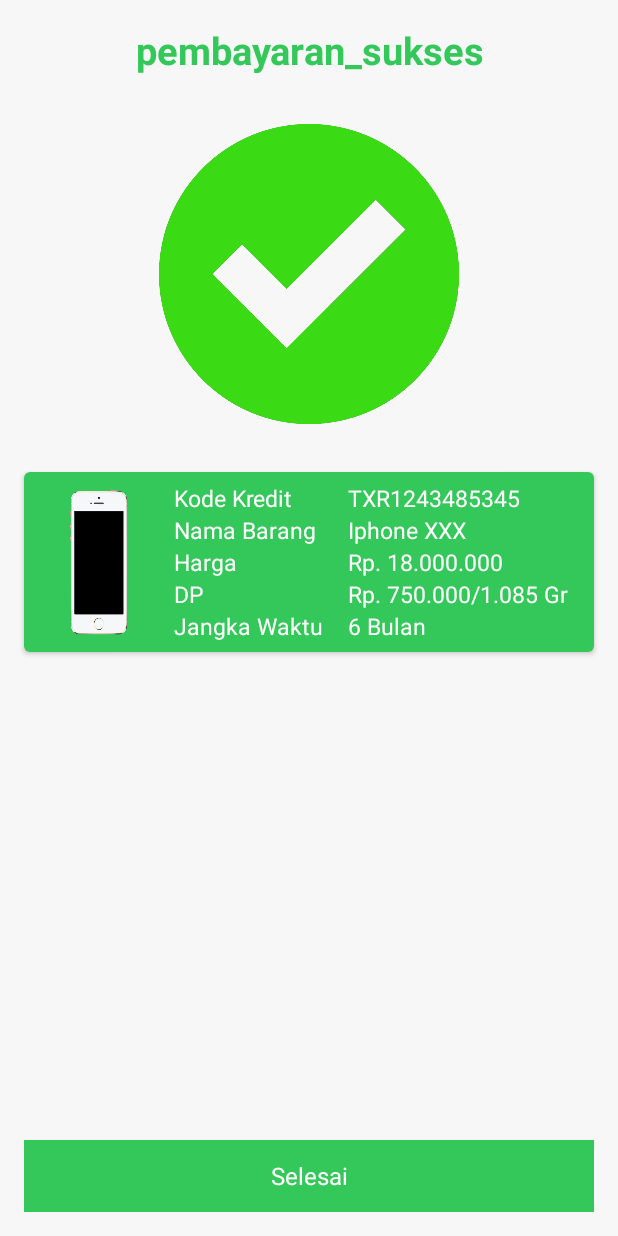
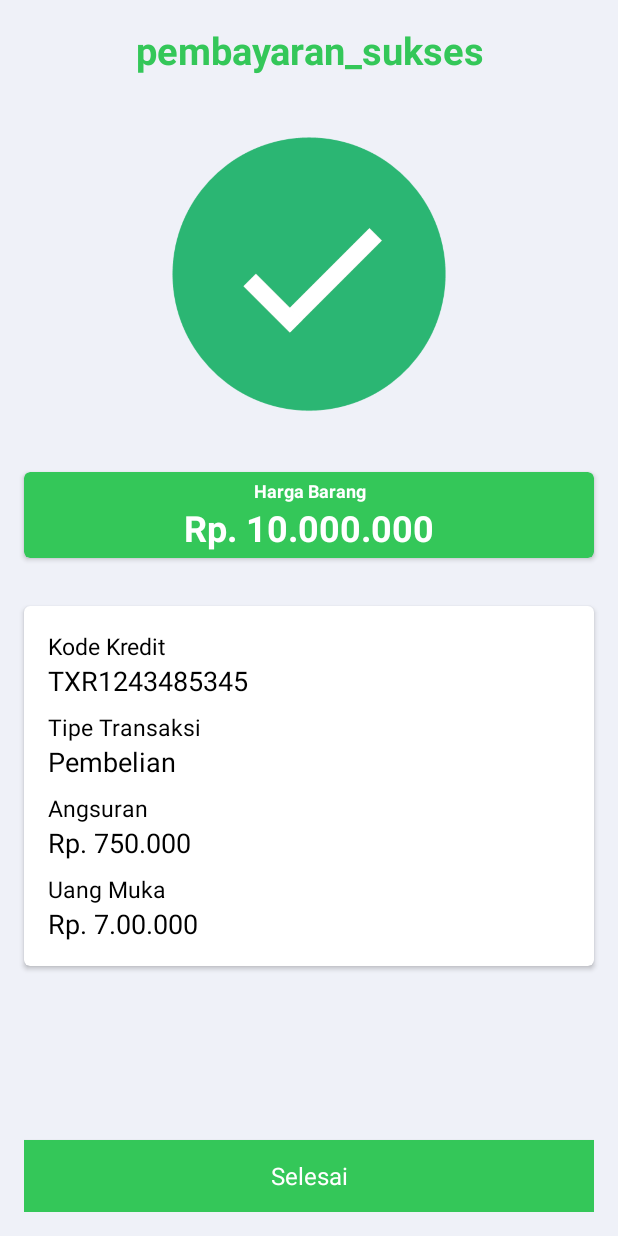
Before and after one commit to firzagustama/miniproject, an Android app: the layout success_payment.xml on its own in the app's theme, with its tools: preview values and no code run, on a phone screen of 412 x 824 dp. Run offline under Robolectric (Android 15) with nearby library versions, the phone set to English and light mode, and no system bars.

Commit message:
Update Perbaikan UI
success_payment
pembayaran_transaksi_awal

```diff
--- a/app/src/main/res/layout/success_payment.xml
+++ b/app/src/main/res/layout/success_payment.xml
@@ -4,7 +4,8 @@
     xmlns:app="http://schemas.android.com/apk/res-auto"
     android:orientation="vertical"
     android:layout_width="match_parent"
-    android:layout_height="match_parent">
+    android:layout_height="match_parent"
+    android:background="@color/abuGade">
 
     <TextView
         android:layout_width="match_parent"
@@ -29,112 +30,124 @@
         android:layout_width="match_parent"
         android:layout_height="wrap_content"
         android:layout_margin="16dp"
-        app:cardCornerRadius="4dp">
+        app:cardCornerRadius="4dp"
+        app:cardBackgroundColor="@color/hijauGade">
+
+        <LinearLayout
+            android:orientation="vertical"
+            android:layout_width="match_parent"
+            android:layout_height="wrap_content"
+            android:padding="4dp">
+
+            <TextView
+                android:layout_height="wrap_content"
+                tools:text="Harga Barang"
+                android:textColor="@android:color/white"
+                android:textSize="12sp"
+                android:textStyle="bold"
+                android:textAlignment="center"
+                android:layout_width="match_parent"
+                />
+
+            <TextView
+                android:id="@+id/harga_barang"
+                android:layout_height="wrap_content"
+                tools:text="Rp. 10.000.000"
+                android:textColor="@android:color/white"
+                android:textSize="24sp"
+                android:textStyle="bold"
+                android:textAlignment="center"
+                android:layout_width="match_parent"
+                />
+
+        </LinearLayout>
+    </android.support.v7.widget.CardView>
+
+    <android.support.v7.widget.CardView
+        android:layout_width="match_parent"
+        android:layout_height="wrap_content"
+        android:layout_margin="16dp"
+        app:cardCornerRadius="4dp"
+        app:cardBackgroundColor="@android:color/white">
 
         <LinearLayout
             android:layout_width="match_parent"
             android:layout_height="wrap_content"
-        android:orientation="horizontal"
-        android:background="@color/hijauGade"
-        >
+            android:orientation="vertical"
+            android:padding="16dp">
 
-        <ImageView
-            android:id="@+id/img_product"
-            android:layout_width="100dp"
-            android:layout_height="120dp"
-            android:background="@drawable/iphone"
-            android:layout_margin="0dp"/>
-
-        <TableLayout
-            android:layout_gravity="center_vertical"
-            android:layout_width="match_parent"
-            android:layout_height="wrap_content"
-            android:stretchColumns="*">
-
-            <TableRow>
             <TextView
                 android:text="Kode Kredit"
-                    android:textColor="@android:color/white"
+                android:layout_height="wrap_content"
+                android:textColor="@android:color/black"
                 android:textSize="15sp"
                 android:layout_width="wrap_content"
                 />
 
             <TextView
                 android:id="@+id/kode_kredit"
+                android:layout_height="wrap_content"
                 tools:text="TXR1243485345"
-                    android:textColor="@android:color/white"
-                    android:textSize="15sp"
+                android:textColor="@android:color/black"
+                android:textSize="18sp"
                 android:layout_width="wrap_content"
+                android:layout_marginBottom="8dp"
                 />
-            </TableRow>
-            <TableRow>
+
             <TextView
-                    android:text="Nama Barang"
-                    android:textColor="@android:color/white"
+                android:text="Tipe Transaksi"
+                android:layout_height="wrap_content"
+                android:textColor="@android:color/black"
                 android:textSize="15sp"
                 android:layout_width="wrap_content"
                 />
 
             <TextView
-                    android:id="@+id/nama_barang"
-                    tools:text="Iphone XXX"
-                    android:textColor="@android:color/white"
-                    android:textSize="15sp"
+                android:id="@+id/tipe_transaksi"
+                android:layout_height="wrap_content"
+                tools:text="Pembelian"
+                android:textColor="@android:color/black"
+                android:textSize="18sp"
                 android:layout_width="wrap_content"
+                android:layout_marginBottom="8dp"
                 />
-            </TableRow>
-            <TableRow>
+
             <TextView
-                    android:text="Harga"
-                    android:textColor="@android:color/white"
+                android:text="Angsuran"
+                android:layout_height="wrap_content"
+                android:textColor="@android:color/black"
                 android:textSize="15sp"
                 android:layout_width="wrap_content"
                 />
 
             <TextView
-                    android:id="@+id/harga"
-                    tools:text="Rp. 18.000.000"
-                    android:textColor="@android:color/white"
-                    android:textSize="15sp"
+                android:id="@+id/angsuran"
+                android:layout_height="wrap_content"
+                tools:text="Rp. 750.000"
+                android:textColor="@android:color/black"
+                android:textSize="18dp"
                 android:layout_width="wrap_content"
+                android:layout_marginBottom="8dp"
                 />
-            </TableRow>
-            <TableRow>
+
             <TextView
-                    android:text="DP"
-                    android:textColor="@android:color/white"
+                android:text="Uang Muka"
+                android:layout_height="wrap_content"
+                android:textColor="@android:color/black"
                 android:textSize="15sp"
                 android:layout_width="wrap_content"
                 />
 
             <TextView
-                    android:id="@+id/dp"
-                    tools:text="Rp. 750.000/1.085 Gr"
-                    android:textColor="@android:color/white"
-                    android:textSize="15sp"
+                android:id="@+id/uang_muka"
+                android:layout_height="wrap_content"
+                tools:text="Rp. 7.00.000"
+                android:textColor="@android:color/black"
+                android:textSize="18sp"
                 android:layout_width="wrap_content"
                 />
-            </TableRow>
-            <TableRow>
-                <TextView
-                    android:text="Jangka Waktu"
-                    android:textColor="@android:color/white"
-                    android:textSize="15sp"
-                    android:layout_width="wrap_content"
-                    />
-
-                <TextView
-                    android:id="@+id/jangka_waktu"
-                    tools:text="6 Bulan"
-                    android:textColor="@android:color/white"
-                    android:textSize="15sp"
-                    android:layout_width="wrap_content"
-                    />
-            </TableRow>
-        </TableLayout>
         </LinearLayout>
     </android.support.v7.widget.CardView>
-
     <RelativeLayout
         android:layout_width="match_parent"
         android:layout_height="wrap_content"
--- a/app/src/main/res/values/colors.xml
+++ b/app/src/main/res/values/colors.xml
@@ -14,6 +14,7 @@
   -->
 
 <resources>
+    <color name="abuGade">#eff1f8</color>
     <color name="colorPrimary">@color/blue_black_light</color>
     <color name="colorPrimaryDark">@color/black</color>
     <color name="colorAccent">#FF4081</color>
```
Also changed, not shown: app/src/main/res/layout/pembayaran_transaksi_awal.xml (added, +114 -0 lines), app/src/main/res/drawable/ceklist.png, app/src/main/res/drawable/iphone_png.png (added). Lines whose indentation alone changed are shown as unchanged.
